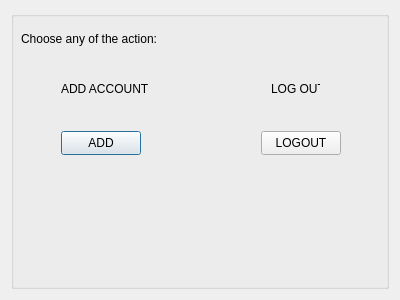
Qt form CarRent/change_admin.ui (Mani-SSH/Car_Rental) before a commit.
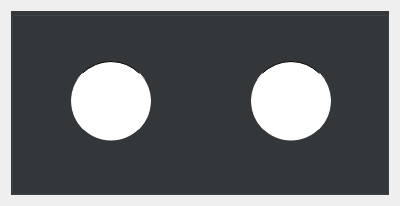
The same form after that commit.

Patch:
```diff
--- a/CarRent/change_admin.ui
+++ b/CarRent/change_admin.ui
@@ -7,7 +7,7 @@
     <x>0</x>
     <y>0</y>
     <width>400</width>
-    <height>300</height>
+    <height>206</height>
    </rect>
   </property>
   <property name="windowTitle">
@@ -16,72 +16,78 @@
   <layout class="QVBoxLayout" name="verticalLayout">
    <item>
     <widget class="QGroupBox" name="groupBox">
+     <property name="styleSheet">
+      <string notr="true">background-color: rgb(52, 56, 59);</string>
+     </property>
      <property name="title">
       <string/>
      </property>
-     <widget class="QLabel" name="label">
-      <property name="geometry">
-       <rect>
-        <x>10</x>
-        <y>20</y>
-        <width>221</width>
-        <height>16</height>
-       </rect>
-      </property>
-      <property name="text">
-       <string>Choose any of the action:</string>
-      </property>
-     </widget>
-     <widget class="QLabel" name="label_2_addAccount">
-      <property name="geometry">
-       <rect>
-        <x>50</x>
-        <y>70</y>
-        <width>121</width>
-        <height>16</height>
-       </rect>
-      </property>
-      <property name="text">
-       <string>ADD ACCOUNT</string>
-      </property>
-     </widget>
-     <widget class="QLabel" name="label_3_logout">
-      <property name="geometry">
-       <rect>
-        <x>260</x>
-        <y>70</y>
-        <width>49</width>
-        <height>16</height>
-       </rect>
-      </property>
-      <property name="text">
-       <string>LOG OUT</string>
-      </property>
-     </widget>
      <widget class="QPushButton" name="pushButton_addAccount">
       <property name="geometry">
        <rect>
-        <x>50</x>
-        <y>120</y>
+        <x>60</x>
+        <y>50</y>
         <width>80</width>
-        <height>24</height>
+        <height>80</height>
        </rect>
       </property>
+      <property name="styleSheet">
+       <string notr="true">
+QPushButton {
+	background-color: rgb(255, 255, 255);
+    border-style: outset;
+    border-width: 1px;
+    border-radius: 40px;
+    border-color:solid white;
+	padding: 3px;
+}
+QPushButton:pressed {
+    background: rgb(151, 177, 196);
+    border-style: inset;
+}</string>
+      </property>
       <property name="text">
-       <string>ADD</string>
+       <string/>
+      </property>
+      <property name="iconSize">
+       <size>
+        <width>70</width>
+        <height>70</height>
+       </size>
       </property>
      </widget>
      <widget class="QPushButton" name="pushButton_logout">
       <property name="geometry">
        <rect>
-        <x>250</x>
-        <y>120</y>
+        <x>240</x>
+        <y>50</y>
         <width>80</width>
-        <height>24</height>
+        <height>80</height>
        </rect>
       </property>
+      <property name="styleSheet">
+       <string notr="true">
+QPushButton {
+	background-color: rgb(255, 255, 255);
+    border-style: outset;
+    border-width: 1px;
+    border-radius:40px;
+    border-color:solid white;
+	padding: 3px;
+}
+QPushButton:pressed {
+    background: rgb(151, 177, 196);
+    border-style: inset;
+}</string>
+      </property>
       <property name="text">
-       <string>LOGOUT</string>
+       <string/>
+      </property>
+      <property name="iconSize">
+       <size>
+        <width>70</width>
+        <height>70</height>
+       </size>
       </property>
      </widget>
     </widget>
```
